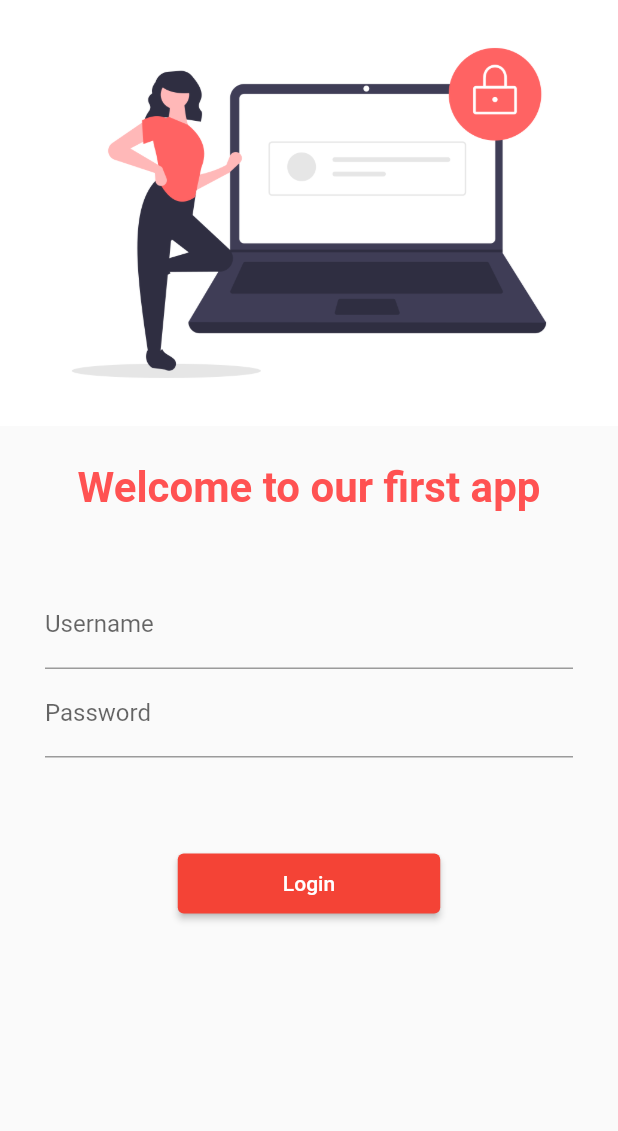
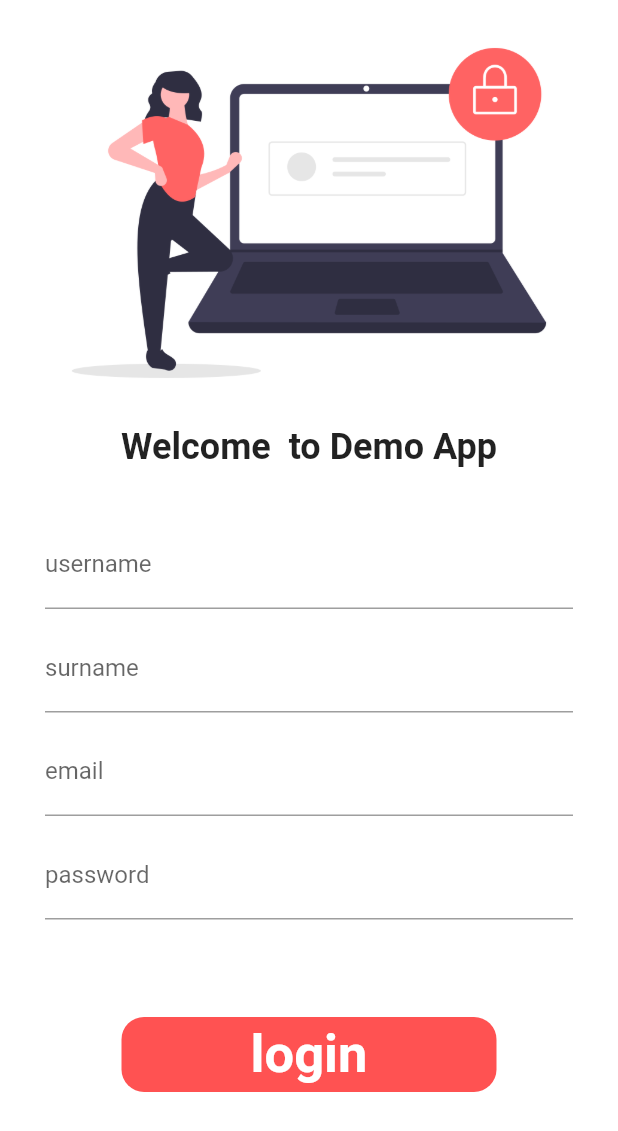
Before and after one commit to LegendSP/learning_flutter, a Flutter app: the screen it shows after launch, on a phone screen of 412 x 824 dp. Shown: the top 1131 px of the screen. Run offline on Flutter 3.47's test engine with Material 2 defaults, Android fonts, the phone set to English and light mode, and no system bars.

Commit message:
day 3 flutter completed

```diff
--- a/lib/pages/home.dart
+++ b/lib/pages/home.dart
@@ -1,4 +1,6 @@
 import 'package:flutter/material.dart';
+
+import '../widgets/drawer.dart';
 
 class Home extends StatelessWidget {
   const Home({super.key});
@@ -14,7 +16,7 @@ class Home extends StatelessWidget {
           child: Text("welcome to my first flutter app"),
         ),
       ),
-      drawer: Drawer(),
+      drawer: myDrawer(),
     );
   }
 }
--- a/lib/pages/login_page.dart
+++ b/lib/pages/login_page.dart
@@ -1,63 +1,198 @@
 import 'package:flutter/material.dart';
 import 'package:flutter_application_1/utilities/myRoutes.dart';
 
-class Login extends StatelessWidget {
-  const Login({super.key});
+class Login extends StatefulWidget {
+  const Login({Key? key}) : super(key: key);
+
+  @override
+  State<Login> createState() => _LoginState();
+}
+
+class _LoginState extends State<Login> {
+  final _keyForm = GlobalKey<FormState>();
+
+  String userName = "", surName = "", eMail = "", password = "";
+  bool clickBool = false;
 
   @override
   Widget build(BuildContext context) {
     return Material(
+        color: Colors.white,
         child: SingleChildScrollView(
+          child: Form(
+            key: _keyForm,
             child: Column(
               children: [
                 Image.asset(
                   "images/login_img.png",
-            fit: BoxFit.fitWidth,
+                  fit: BoxFit.contain,
                 ),
+
                 SizedBox(
-            height: 25,
+                  height: 0,
                 ),
                 Text(
-            "Welcome to our first app",
-            style: TextStyle(
-              fontWeight: FontWeight.bold,
-              fontSize: 28,
-              color: Colors.redAccent,
+                  "Welcome $userName to Demo App",
+                  style: TextStyle(fontSize: 24, fontWeight: FontWeight.bold),
                 ),
+
+                SizedBox(
+                  height: 20,
                 ),
-          SizedBox(
-            height: 25,
-          ),
+
                 Padding(
-            padding: const EdgeInsets.symmetric(vertical: 20, horizontal: 30),
+                  padding:
+                      const EdgeInsets.symmetric(vertical: 15, horizontal: 30),
                   child: Column(
                     children: [
                       TextFormField(
                         decoration: InputDecoration(
-                      hintText: "Enter username", labelText: "Username"),
+                            hintText: "Enter Username", labelText: "username"),
+                        validator: (value) {
+                          if (value == null || value.length < 3) {
+                            return "this username can't be accepted";
+                          }
+                          return null;
+                        },
+                        onChanged: (value) {
+                          userName = value;
+                          setState(() {});
+                        },
+                      ),
+                      SizedBox(
+                        height: 10,
+                      ),
+                      TextFormField(
+                        decoration: InputDecoration(
+                            hintText: "Enter Surname", labelText: "surname"),
+                        validator: (value) {
+                          if (value == null || value.length < 3) {
+                            return "this surname can't be accepted";
+                          }
+                          return null;
+                        },
+                        onChanged: (value) {
+                          surName = value;
+                          setState(() {});
+                        },
+                      ),
+                      SizedBox(
+                        height: 10,
+                      ),
+                      TextFormField(
+                        decoration: InputDecoration(
+                            hintText: "Enter E-mail", labelText: "email"),
+                        validator: (value) {
+                          if (value == null || value.length < 6) {
+                            return "this email can't be accepted";
+                          }
+                          return null;
+                        },
+                        onChanged: (value) {
+                          eMail = value;
+                          setState(() {});
+                        },
+                      ),
+                      SizedBox(
+                        height: 10,
                       ),
                       TextFormField(
                         obscureText: true,
                         decoration: InputDecoration(
-                      hintText: "Enter password", labelText: "Password"),
+                          hintText: "Enter Password",
+                          labelText: "password",
+                        ),
+                        validator: (value) {
+                          if (value == null) {
+                            return "this password can't be accepted";
+                          } else if (value.length < 6) {
+                            return "password must be of 6 characters";
+                          }
+                          return null;
+                        },
+                        onChanged: (value) {
+                          password = value;
+                          setState(() {});
+                        },
                       ),
                     ],
                   ),
                 ),
+
                 SizedBox(
-            height: 40,
+                  height: 50,
                 ),
-          ElevatedButton(
-            onPressed: () {
-              Navigator.pushNamed(context, myRoutes.homeRoute);
+
+                // ElevatedButton(
+                //   onPressed: () {
+                //     nextActivity(context);
+                //   },
+                //
+                //   child: Text("SUBMIT",),
+                //   style: ElevatedButton.styleFrom(
+                //     minimumSize: Size(200, 40),
+                //     onPrimary: Colors.white,
+                //     primary: Colors.deepPurple,
+                //   ),
+                //
+                //
+                // )
+                Material(
+                  color: Colors.redAccent,
+                  borderRadius: BorderRadius.circular(clickBool ? 50 : 15),
+                  child: InkWell(
+                    splashColor: Colors.white,
+                    onTap: () async {
+                      // nextActivity(context);
+                      setState(() {
+                        clickBool = true;
+                      });
+                      await Future.delayed(Duration(milliseconds: 550));
+                      nextActivity(context);
                     },
-            child: Text(
-              "Login",
+                    child: AnimatedContainer(
+                      duration: Duration(milliseconds: 500),
+                      alignment: Alignment.center,
+                      child: clickBool
+                          ? Icon(
+                              Icons.done,
+                              color: Colors.white,
+                            )
+                          : Text(
+                              "login",
+                              style: TextStyle(
+                                fontWeight: FontWeight.bold,
+                                fontSize: 35,
+                                color: Colors.white,
                               ),
-            style: TextButton.styleFrom(minimumSize: Size(175, 40)),
+                            ),
+                      width: clickBool ? 50 : 250,
+                      height: 50,
+                    ),
+                  ),
                 )
               ],
             ),
+          ),
         ));
   }
+
+  void nextActivity(BuildContext context) async {
+    if (_keyForm.currentState!.validate()) {
+      if (userName == "" || surName == "" || eMail == "" || password == "") {
+        //do nothing
+        clickBool = false;
+        setState(() {});
+      } else {
+        await Navigator.pushNamed(context, "/home");
+        setState(() {
+          clickBool = false;
+        });
       }
+    } else {
+      setState(() {
+        clickBool = false;
+      });
+    }
+  }
+}
```
Also changed, not shown: lib/widgets/drawer.dart (added, +63 -0 lines). Lines whose indentation alone changed are shown as unchanged.
